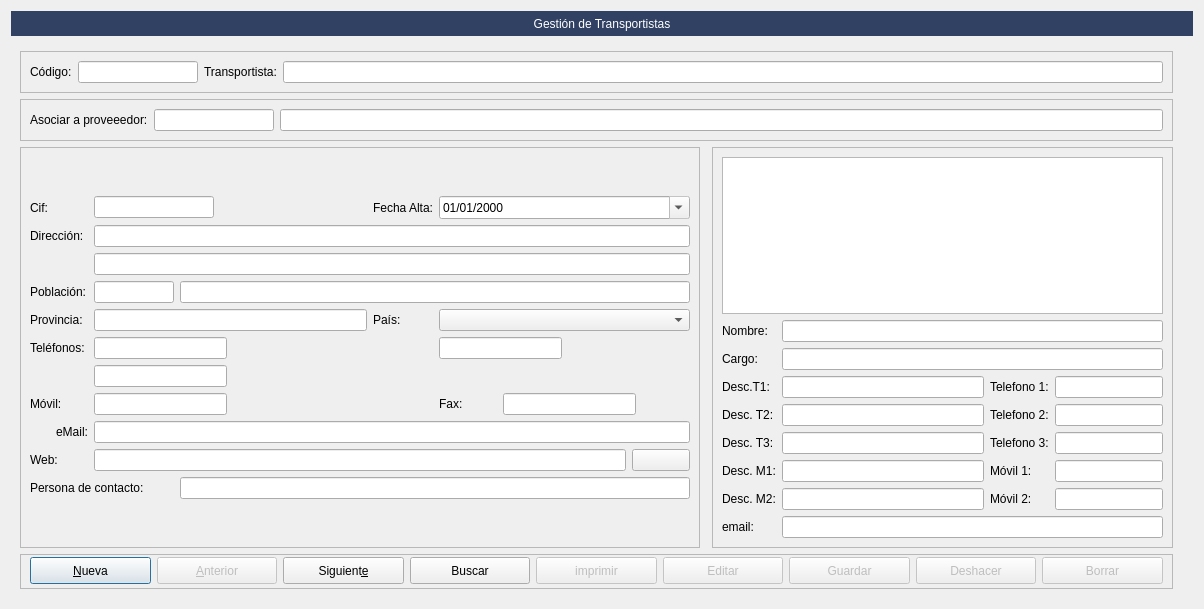
This is Zona_Maestros/frmtransportistas.ui in arcnexus/RedFoX as Qt 5 draws it before an edit. The edited form follows.
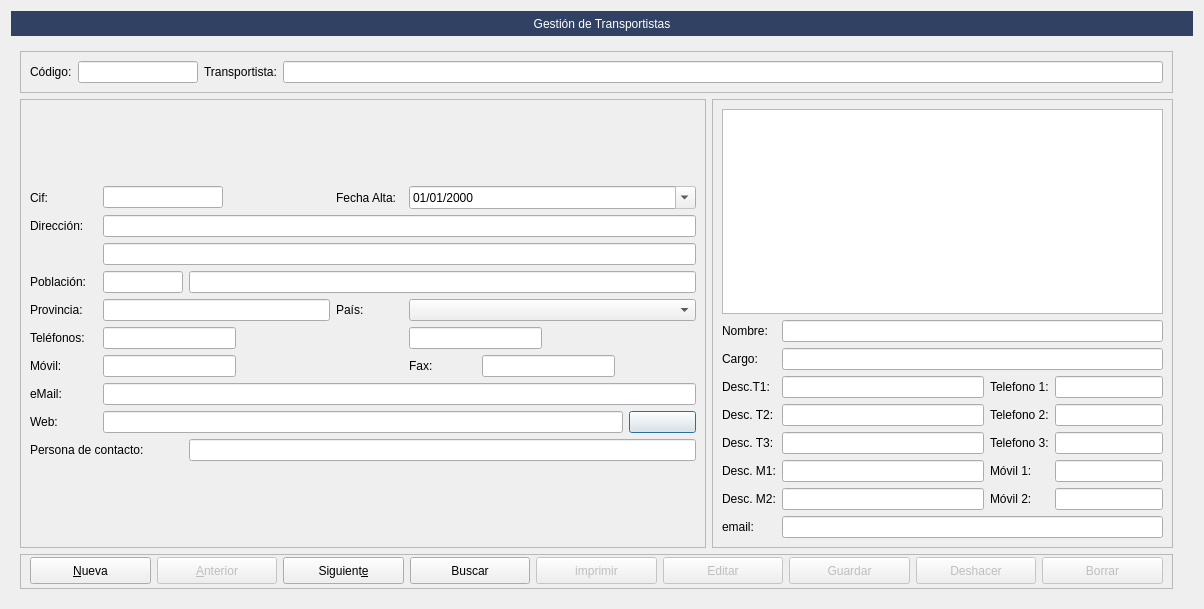
This is the edited form. Icons and pictures are not drawn.

The edit to the form file:
```diff
--- a/Zona_Maestros/frmtransportistas.ui
+++ b/Zona_Maestros/frmtransportistas.ui
@@ -55,82 +55,282 @@
        <property name="rightMargin">
         <number>20</number>
        </property>
-       <item row="1" column="0" colspan="3">
-        <widget class="QFrame" name="frame">
-         <property name="frameShape">
-          <enum>QFrame::StyledPanel</enum>
+       <item row="2" column="0">
+        <widget class="QFrame" name="frame_6">
+         <property name="minimumSize">
+          <size>
+           <width>278</width>
+           <height>0</height>
+          </size>
          </property>
-         <property name="frameShadow">
-          <enum>QFrame::Raised</enum>
-         </property>
-         <layout class="QHBoxLayout" name="horizontalLayout_2">
-          <item>
-           <widget class="QLabel" name="label">
-            <property name="text">
-             <string>Código:</string>
-            </property>
-           </widget>
-          </item>
-          <item>
-           <widget class="QLineEdit" name="txtCodigo">
-            <property name="maximumSize">
-             <size>
-              <width>120</width>
-              <height>16777215</height>
-             </size>
-            </property>
-           </widget>
-          </item>
-          <item>
-           <widget class="QLabel" name="label_2">
-            <property name="text">
-             <string>Transportista:</string>
-            </property>
-           </widget>
-          </item>
-          <item>
-           <widget class="QLineEdit" name="txtTransportista"/>
-          </item>
-         </layout>
-        </widget>
-       </item>
-       <item row="2" column="0" colspan="3">
-        <widget class="QFrame" name="frame_3">
          <property name="frameShape">
           <enum>QFrame::StyledPanel</enum>
          </property>
          <property name="frameShadow">
           <enum>QFrame::Raised</enum>
          </property>
-         <layout class="QGridLayout" name="gridLayout_3">
-          <item row="0" column="1">
-           <widget class="QLineEdit" name="txtCodigo_proveedor">
-            <property name="maximumSize">
-             <size>
-              <width>120</width>
-              <height>16777215</height>
-             </size>
-            </property>
-           </widget>
-          </item>
+         <layout class="QGridLayout" name="gridLayout_8">
           <item row="0" column="0">
-           <widget class="QLabel" name="label_3">
-            <property name="text">
-             <string>Asociar a proveeedor:</string>
-            </property>
-           </widget>
-          </item>
-          <item row="0" column="2">
-           <widget class="QLineEdit" name="txtProveedor">
-            <property name="readOnly">
-             <bool>true</bool>
-            </property>
-           </widget>
+           <layout class="QGridLayout" name="gridLayout_4">
+            <item row="6" column="0">
+             <widget class="QLabel" name="label_9">
+              <property name="text">
+               <string>Móvil:</string>
+              </property>
+             </widget>
+            </item>
+            <item row="4" column="0">
+             <widget class="QLabel" name="label_13">
+              <property name="text">
+               <string>Provincia:</string>
+              </property>
+             </widget>
+            </item>
+            <item row="10" column="0" colspan="2">
+             <widget class="QLabel" name="label_12">
+              <property name="text">
+               <string>Persona de contacto:</string>
+              </property>
+             </widget>
+            </item>
+            <item row="0" column="0">
+             <widget class="QLabel" name="label_4">
+              <property name="text">
+               <string>Cif:</string>
+              </property>
+             </widget>
+            </item>
+            <item row="10" column="2" colspan="7">
+             <widget class="QLineEdit" name="txtpersona_contacto">
+              <property name="readOnly">
+               <bool>true</bool>
+              </property>
+             </widget>
+            </item>
+            <item row="0" column="1" colspan="3">
+             <widget class="QLineEdit" name="txtcif">
+              <property name="maximumSize">
+               <size>
+                <width>120</width>
+                <height>16777215</height>
+               </size>
+              </property>
+              <property name="readOnly">
+               <bool>true</bool>
+              </property>
+             </widget>
+            </item>
+            <item row="3" column="0">
+             <widget class="QLabel" name="label_7">
+              <property name="text">
+               <string>Población:</string>
+              </property>
+             </widget>
+            </item>
+            <item row="0" column="5" colspan="4">
+             <widget class="QDateEdit" name="txtfecha_alta">
+              <property name="readOnly">
+               <bool>true</bool>
+              </property>
+              <property name="displayFormat">
+               <string>dd/MM/yyyy</string>
+              </property>
+              <property name="calendarPopup">
+               <bool>true</bool>
+              </property>
+             </widget>
+            </item>
+            <item row="5" column="0">
+             <widget class="QLabel" name="label_8">
+              <property name="text">
+               <string>Teléfonos: </string>
+              </property>
+             </widget>
+            </item>
+            <item row="4" column="1" colspan="3">
+             <widget class="QLineEdit" name="txtprovincia">
+              <property name="readOnly">
+               <bool>true</bool>
+              </property>
+             </widget>
+            </item>
+            <item row="0" column="4">
+             <widget class="QLabel" name="label_16">
+              <property name="text">
+               <string>Fecha Alta:</string>
+              </property>
+             </widget>
+            </item>
+            <item row="1" column="0">
+             <widget class="QLabel" name="label_6">
+              <property name="text">
+               <string>Dirección:</string>
+              </property>
+             </widget>
+            </item>
+            <item row="1" column="1" colspan="8">
+             <widget class="QLineEdit" name="txtdireccion1">
+              <property name="readOnly">
+               <bool>true</bool>
+              </property>
+             </widget>
+            </item>
+            <item row="9" column="1" colspan="7">
+             <widget class="QLineEdit" name="txtweb">
+              <property name="readOnly">
+               <bool>true</bool>
+              </property>
+             </widget>
+            </item>
+            <item row="4" column="4">
+             <widget class="QLabel" name="label_14">
+              <property name="text">
+               <string>País:</string>
+              </property>
+             </widget>
+            </item>
+            <item row="2" column="1" colspan="8">
+             <widget class="QLineEdit" name="txtdireccion2">
+              <property name="readOnly">
+               <bool>true</bool>
+              </property>
+             </widget>
+            </item>
+            <item row="4" column="5" colspan="4">
+             <widget class="QComboBox" name="cbopais"/>
+            </item>
+            <item row="3" column="2" colspan="7">
+             <widget class="QLineEdit" name="txtpoblacion">
+              <property name="enabled">
+               <bool>true</bool>
+              </property>
+              <property name="autoFillBackground">
+               <bool>false</bool>
+              </property>
+              <property name="readOnly">
+               <bool>true</bool>
+              </property>
+             </widget>
+            </item>
+            <item row="9" column="0">
+             <widget class="QLabel" name="label_11">
+              <property name="text">
+               <string>Web:</string>
+              </property>
+             </widget>
+            </item>
+            <item row="3" column="1">
+             <widget class="QLineEdit" name="txtcp">
+              <property name="maximumSize">
+               <size>
+                <width>80</width>
+                <height>16777215</height>
+               </size>
+              </property>
+              <property name="readOnly">
+               <bool>true</bool>
+              </property>
+             </widget>
+            </item>
+            <item row="7" column="1" colspan="8">
+             <widget class="QLineEdit" name="txtemail">
+              <property name="readOnly">
+               <bool>true</bool>
+              </property>
+             </widget>
+            </item>
+            <item row="5" column="1" colspan="4">
+             <widget class="QLineEdit" name="txttelefono1">
+              <property name="maximumSize">
+               <size>
+                <width>133</width>
+                <height>16777215</height>
+               </size>
+              </property>
+              <property name="readOnly">
+               <bool>true</bool>
+              </property>
+             </widget>
+            </item>
+            <item row="9" column="8">
+             <widget class="QPushButton" name="btnAbrirWeb">
+              <property name="text">
+               <string/>
+              </property>
+              <property name="icon">
+               <iconset resource="../maya.qrc">
+                <normaloff>:/Icons/PNG/internet.png</normaloff>:/Icons/PNG/internet.png</iconset>
+              </property>
+             </widget>
+            </item>
+            <item row="6" column="5">
+             <widget class="QLabel" name="label_15">
+              <property name="text">
+               <string>Fax:</string>
+              </property>
+             </widget>
+            </item>
+            <item row="5" column="5" colspan="2">
+             <widget class="QLineEdit" name="txttelefono2">
+              <property name="maximumSize">
+               <size>
+                <width>133</width>
+                <height>16777215</height>
+               </size>
+              </property>
+              <property name="readOnly">
+               <bool>true</bool>
+              </property>
+             </widget>
+            </item>
+            <item row="6" column="6" colspan="3">
+             <widget class="QLineEdit" name="txtfax">
+              <property name="maximumSize">
+               <size>
+                <width>133</width>
+                <height>16777215</height>
+               </size>
+              </property>
+              <property name="readOnly">
+               <bool>true</bool>
+              </property>
+             </widget>
+            </item>
+            <item row="6" column="1" colspan="4">
+             <widget class="QLineEdit" name="txtmovil">
+              <property name="minimumSize">
+               <size>
+                <width>101</width>
+                <height>0</height>
+               </size>
+              </property>
+              <property name="maximumSize">
+               <size>
+                <width>133</width>
+                <height>16777215</height>
+               </size>
+              </property>
+              <property name="readOnly">
+               <bool>true</bool>
+              </property>
+             </widget>
+            </item>
+            <item row="7" column="0">
+             <widget class="QLabel" name="lblEmail">
+              <property name="text">
+               <string>eMail:</string>
+              </property>
+              <property name="alignment">
+               <set>Qt::AlignLeading|Qt::AlignLeft|Qt::AlignVCenter</set>
+              </property>
+             </widget>
+            </item>
+           </layout>
           </item>
          </layout>
         </widget>
        </item>
-       <item row="3" column="2">
+       <item row="2" column="1">
         <widget class="QFrame" name="frame_5">
          <property name="maximumSize">
           <size>
@@ -343,7 +543,7 @@
          </layout>
         </widget>
        </item>
-       <item row="4" column="0" colspan="3">
+       <item row="3" column="0" colspan="2">
         <widget class="QFrame" name="frame_4">
          <property name="sizePolicy">
           <sizepolicy hsizetype="Preferred" vsizetype="Preferred">
@@ -646,290 +846,41 @@
          </layout>
         </widget>
        </item>
-       <item row="3" column="0">
-        <widget class="QFrame" name="frame_6">
-         <property name="minimumSize">
-          <size>
-           <width>278</width>
-           <height>0</height>
-          </size>
-         </property>
+       <item row="1" column="0" colspan="2">
+        <widget class="QFrame" name="frame">
          <property name="frameShape">
           <enum>QFrame::StyledPanel</enum>
          </property>
          <property name="frameShadow">
           <enum>QFrame::Raised</enum>
          </property>
-         <layout class="QGridLayout" name="gridLayout_8">
-          <item row="0" column="0">
-           <layout class="QGridLayout" name="gridLayout_4">
-            <item row="7" column="0">
-             <widget class="QLabel" name="label_9">
-              <property name="text">
-               <string>Móvil:</string>
-              </property>
-             </widget>
-            </item>
-            <item row="4" column="0">
-             <widget class="QLabel" name="label_13">
-              <property name="text">
-               <string>Provincia:</string>
-              </property>
-             </widget>
-            </item>
-            <item row="11" column="0" colspan="2">
-             <widget class="QLabel" name="label_12">
-              <property name="text">
-               <string>Persona de contacto:</string>
-              </property>
-             </widget>
-            </item>
-            <item row="0" column="0">
-             <widget class="QLabel" name="label_4">
-              <property name="text">
-               <string>Cif:</string>
-              </property>
-             </widget>
-            </item>
-            <item row="11" column="2" colspan="8">
-             <widget class="QLineEdit" name="txtpersona_contacto">
-              <property name="readOnly">
-               <bool>true</bool>
-              </property>
-             </widget>
-            </item>
-            <item row="0" column="1" colspan="4">
-             <widget class="QLineEdit" name="txtcif">
-              <property name="maximumSize">
-               <size>
-                <width>120</width>
-                <height>16777215</height>
-               </size>
-              </property>
-              <property name="readOnly">
-               <bool>true</bool>
-              </property>
-             </widget>
-            </item>
-            <item row="3" column="0">
-             <widget class="QLabel" name="label_7">
-              <property name="text">
-               <string>Población:</string>
-              </property>
-             </widget>
-            </item>
-            <item row="0" column="6" colspan="4">
-             <widget class="QDateEdit" name="txtfecha_alta">
-              <property name="readOnly">
-               <bool>true</bool>
-              </property>
-              <property name="displayFormat">
-               <string>dd/MM/yyyy</string>
-              </property>
-              <property name="calendarPopup">
-               <bool>true</bool>
-              </property>
-             </widget>
-            </item>
-            <item row="5" column="0">
-             <widget class="QLabel" name="label_8">
-              <property name="text">
-               <string>Teléfonos: </string>
-              </property>
-             </widget>
-            </item>
-            <item row="4" column="1" colspan="4">
-             <widget class="QLineEdit" name="txtprovincia">
-              <property name="readOnly">
-               <bool>true</bool>
-              </property>
-             </widget>
-            </item>
-            <item row="0" column="5">
-             <widget class="QLabel" name="label_16">
-              <property name="text">
-               <string>Fecha Alta:</string>
-              </property>
-             </widget>
-            </item>
-            <item row="1" column="0">
-             <widget class="QLabel" name="label_6">
-              <property name="text">
-               <string>Dirección:</string>
-              </property>
-             </widget>
-            </item>
-            <item row="8" column="0">
-             <widget class="QLabel" name="lblEmail">
-              <property name="text">
-               <string>eMail:</string>
-              </property>
-              <property name="alignment">
-               <set>Qt::AlignRight|Qt::AlignTrailing|Qt::AlignVCenter</set>
-              </property>
-             </widget>
-            </item>
-            <item row="1" column="1" colspan="9">
-             <widget class="QLineEdit" name="txtdireccion1">
-              <property name="readOnly">
-               <bool>true</bool>
-              </property>
-             </widget>
-            </item>
-            <item row="10" column="1" colspan="8">
-             <widget class="QLineEdit" name="txtweb">
-              <property name="readOnly">
-               <bool>true</bool>
-              </property>
-             </widget>
-            </item>
-            <item row="2" column="1" colspan="9">
-             <widget class="QLineEdit" name="txtdireccion2">
-              <property name="readOnly">
-               <bool>true</bool>
-              </property>
-             </widget>
-            </item>
-            <item row="4" column="6" colspan="4">
-             <widget class="QComboBox" name="cbopais"/>
-            </item>
-            <item row="4" column="5">
-             <widget class="QLabel" name="label_14">
-              <property name="text">
-               <string>País:</string>
-              </property>
-             </widget>
-            </item>
-            <item row="3" column="2" colspan="8">
-             <widget class="QLineEdit" name="txtpoblacion">
-              <property name="enabled">
-               <bool>true</bool>
-              </property>
-              <property name="autoFillBackground">
-               <bool>false</bool>
-              </property>
-              <property name="readOnly">
-               <bool>true</bool>
-              </property>
-             </widget>
-            </item>
-            <item row="3" column="1">
-             <widget class="QLineEdit" name="txtcp">
-              <property name="maximumSize">
-               <size>
-                <width>80</width>
-                <height>16777215</height>
-               </size>
-              </property>
-              <property name="readOnly">
-               <bool>true</bool>
-              </property>
-             </widget>
-            </item>
-            <item row="8" column="1" colspan="9">
-             <widget class="QLineEdit" name="txtemail">
-              <property name="readOnly">
-               <bool>true</bool>
-              </property>
-             </widget>
-            </item>
-            <item row="10" column="0">
-             <widget class="QLabel" name="label_11">
-              <property name="text">
-               <string>Web:</string>
-              </property>
-             </widget>
-            </item>
-            <item row="10" column="9">
-             <widget class="QPushButton" name="btnAbrirWeb">
-              <property name="text">
-               <string/>
-              </property>
-              <property name="icon">
-               <iconset resource="../maya.qrc">
-                <normaloff>:/Icons/PNG/internet.png</normaloff>:/Icons/PNG/internet.png</iconset>
-              </property>
-             </widget>
-            </item>
-            <item row="5" column="1" colspan="5">
-             <widget class="QLineEdit" name="txttelefono1">
-              <property name="maximumSize">
-               <size>
-                <width>133</width>
-                <height>16777215</height>
-               </size>
-              </property>
-              <property name="readOnly">
-               <bool>true</bool>
-              </property>
-             </widget>
-            </item>
-            <item row="6" column="1" colspan="5">
-             <widget class="QLineEdit" name="txttelefono3">
-              <property name="maximumSize">
-               <size>
-                <width>133</width>
-                <height>16777215</height>
-               </size>
-              </property>
-              <property name="readOnly">
-               <bool>true</bool>
-              </property>
-             </widget>
-            </item>
-            <item row="5" column="6" colspan="2">
-             <widget class="QLineEdit" name="txttelefono2">
-              <property name="maximumSize">
-               <size>
-                <width>133</width>
-                <height>16777215</height>
-               </size>
-              </property>
-              <property name="readOnly">
-               <bool>true</bool>
-              </property>
-             </widget>
-            </item>
-            <item row="7" column="7" colspan="3">
-             <widget class="QLineEdit" name="txtfax">
-              <property name="maximumSize">
-               <size>
-                <width>133</width>
-                <height>16777215</height>
-               </size>
-              </property>
-              <property name="readOnly">
-               <bool>true</bool>
-              </property>
-             </widget>
-            </item>
-            <item row="7" column="6">
-             <widget class="QLabel" name="label_15">
-              <property name="text">
-               <string>Fax:</string>
-              </property>
-             </widget>
-            </item>
-            <item row="7" column="1" colspan="5">
-             <widget class="QLineEdit" name="txtmovil">
-              <property name="minimumSize">
-               <size>
-                <width>101</width>
-                <height>0</height>
-               </size>
-              </property>
-              <property name="maximumSize">
-               <size>
-                <width>133</width>
-                <height>16777215</height>
-               </size>
-              </property>
-              <property name="readOnly">
-               <bool>true</bool>
-              </property>
-             </widget>
-            </item>
-           </layout>
+         <layout class="QHBoxLayout" name="horizontalLayout_2">
+          <item>
+           <widget class="QLabel" name="label">
+            <property name="text">
+             <string>Código:</string>
+            </property>
+           </widget>
+          </item>
+          <item>
+           <widget class="QLineEdit" name="txtCodigo">
+            <property name="maximumSize">
+             <size>
+              <width>120</width>
+              <height>16777215</height>
+             </size>
+            </property>
+           </widget>
+          </item>
+          <item>
+           <widget class="QLabel" name="label_2">
+            <property name="text">
+             <string>Transportista:</string>
+            </property>
+           </widget>
+          </item>
+          <item>
+           <widget class="QLineEdit" name="txtTransportista"/>
           </item>
          </layout>
         </widget>
```
